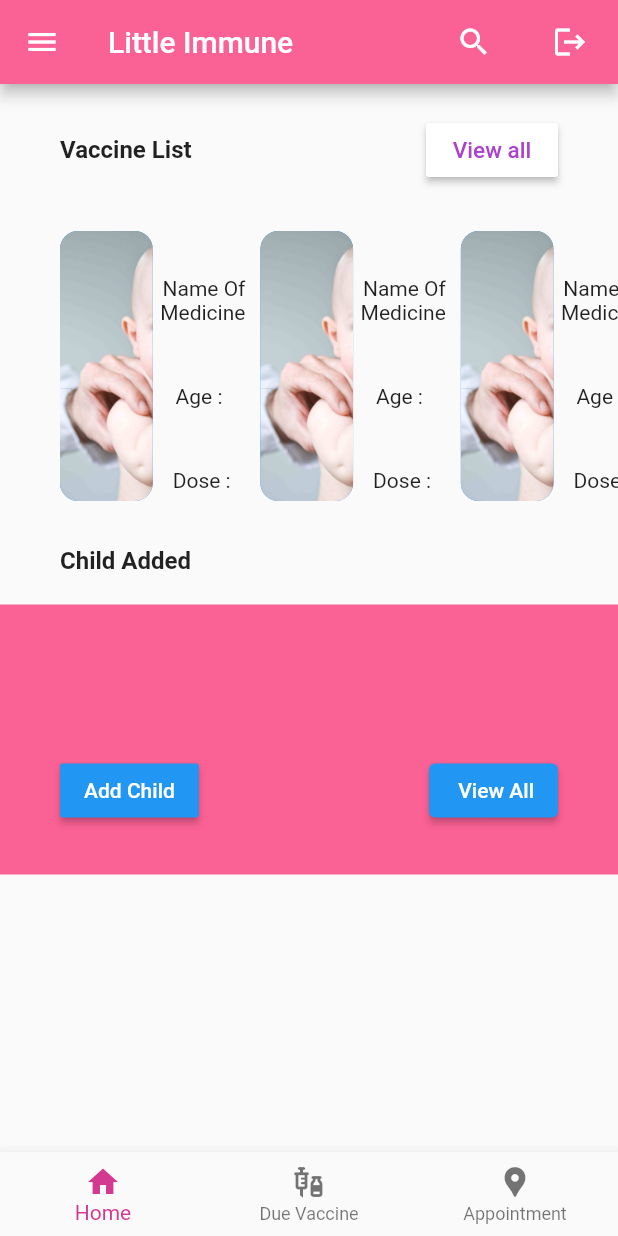
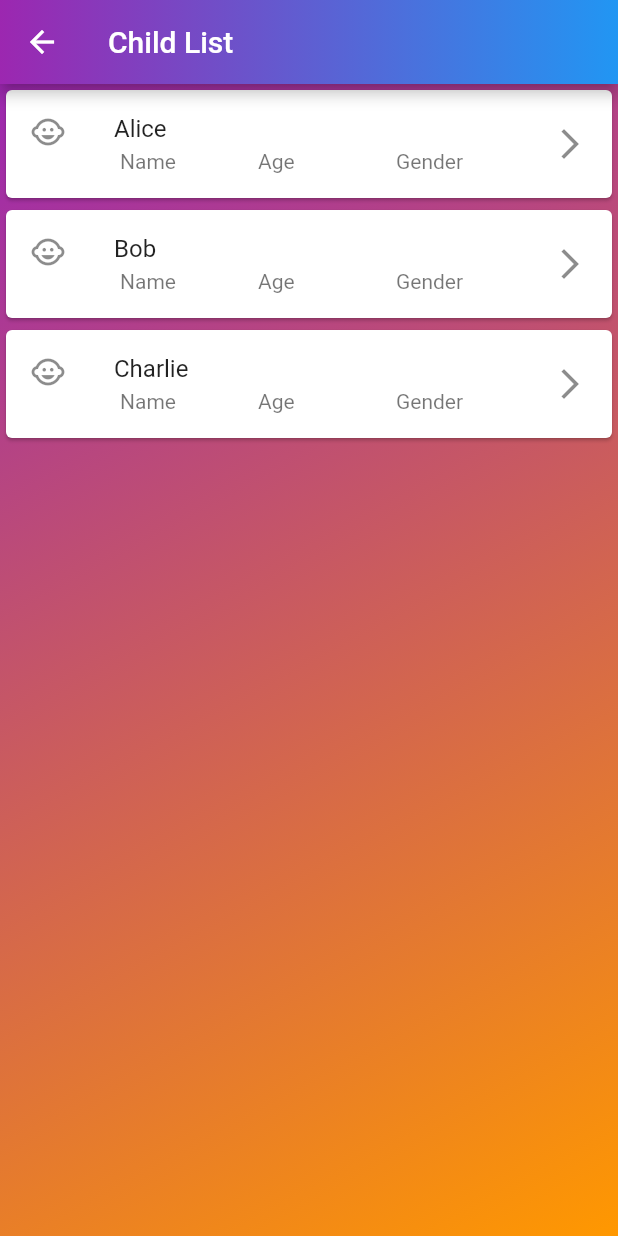
Before and after one commit to DiyaSingla/Little-Immune, a Flutter app: the Dashboard screen opened directly, in the side drawer, after a tap on "Child List", on a phone screen of 412 x 824 dp. Run offline on Flutter 3.47's test engine with Material 2 defaults, Android fonts, the phone set to English and light mode, and no system bars; our stand-ins replace cloud_firestore, date_field, firebase_auth, firebase_core; accounts and stored records are empty; network calls fail.

Commit message:
Added Child List

```diff
--- a/lib/dashboard.dart
+++ b/lib/dashboard.dart
@@ -5,6 +5,9 @@ import 'package:little_immune/signin.dart';
 import 'package:little_immune/util/apointment.dart';
 import 'package:little_immune/util/due_vaccine_list.dart';
 import 'package:little_immune/util/faq.dart';
+import 'package:little_immune/util/vaccine_taken_list.dart';
+import 'package:little_immune/util/child_list.dart';
+import 'Screen/childAdded.dart';
 
 class Dashboard extends StatefulWidget {
   @override
@@ -114,6 +117,10 @@ class _dashboardState extends State<Dashboard> {
                     title: Text('Child List'),
                     onTap: () {
                       Navigator.pop(context);
+                      Navigator.push(
+                        context,
+                        MaterialPageRoute(builder: (context) => ChildListPage()),
+                      );
                       // Navigate to home screen
                     },
                   ),
--- /dev/null
+++ b/lib/util/child_list.dart
@@ -0,0 +1,228 @@
+import 'dart:ui';
+
+import 'package:flutter/material.dart';
+import 'package:little_immune/dashboard.dart';
+
+class ChildListPage extends StatefulWidget {
+  @override
+  _ChildListPageState createState() => _ChildListPageState();
+}
+
+class _ChildListPageState extends State<ChildListPage> {
+  final List<String> childNames = ['Alice', 'Bob', 'Charlie'];
+
+
+  @override
+  Widget build(BuildContext context) {
+    return Scaffold(
+      appBar: AppBar(
+          title: Text('Child List'),
+          leading: IconButton(
+              onPressed: () => Navigator.pushReplacement(context,
+                  MaterialPageRoute(builder: (context) => Dashboard())),
+              icon: Icon(Icons.arrow_back)),
+          flexibleSpace: Container(
+            decoration: BoxDecoration(
+                gradient: LinearGradient(
+                    begin: Alignment.centerLeft,
+                    end: Alignment.centerRight,
+                    colors: <Color>[Colors.purple, Colors.blue])),
+          )),
+      body: Container(
+        decoration: const BoxDecoration(
+            gradient: LinearGradient(
+                begin: Alignment.topLeft,
+                end: Alignment.bottomRight,
+                colors: [Colors.purple, Colors.orange])),
+        child: ListView.builder(
+          itemCount: childNames.length,
+          itemBuilder: (BuildContext context, int index) {
+            final childName = childNames[index];
+            return Card(
+              child: ListTile(
+                leading: Icon(Icons.child_care),
+                title: Text(childName),
+                subtitle: Row(
+                  children: [
+                    Expanded(
+                      child: Padding(
+                        padding: const EdgeInsets.all(4.0),
+                        child: Text('Name'),
+                      ),
+                    ),
+                    Expanded(
+                      child: Padding(
+                        padding: const EdgeInsets.all(4.0),
+                        child: Text('Age'),
+                      ),
+                    ),
+                    Expanded(
+                      child: Padding(
+                        padding: const EdgeInsets.all(4.0),
+                        child: Text('Gender'),
+                      ),
+                    ),
+
+                  ],
+                ),
+                trailing: Icon(Icons.arrow_forward_ios),
+                onTap: () {
+                  Navigator.push(
+                    context,
+                    MaterialPageRoute(
+                      builder: (context) =>
+                          ChildVaccinationSchedulePage(childName: childName),
+                    ),
+                  );
+                },
+              ),
+            );
+          },
+        ),
+      ),
+    );
+  }
+}
+
+class ChildVaccinationSchedulePage extends StatelessWidget {
+  final String childName;
+    Map<String, dynamic> profile = {
+  'name': 'John Doe',
+  'email': 'johndoe@example.com',
+  'phone': '+1 (555) 123-4567',
+  'address': {
+    'street': '123 Main St',
+    'city': 'Anytown',
+    'state': 'CA',
+    'zip': '12345'
+  }
+};
+  ChildVaccinationSchedulePage({required this.childName});
+
+  @override
+  Widget build(BuildContext context) {
+    return Scaffold(
+      appBar: AppBar(
+        title: Text('Vaccination Schedule for $childName'),
+      ),
+
+      body:ListView.builder(
+  itemCount: profile.length,
+  itemBuilder: (context, index) {
+    String key = profile.keys.elementAt(index);
+    dynamic value = profile[key];
+    return Card(
+      elevation: 2.0,
+      shape: RoundedRectangleBorder(
+        borderRadius: BorderRadius.circular(10.0),
+      ),
+      child: Container(
+        decoration: BoxDecoration(
+          gradient: LinearGradient(
+            colors: [Color.fromARGB(255, 245, 185, 66), Color.fromARGB(255, 249, 144, 226)],
+            begin: Alignment.topLeft,
+            end: Alignment.bottomRight,
+          ),
+          borderRadius: BorderRadius.circular(10.0),
+        ),
+        child: Column(
+          children: [
+            ListTile(
+              title: Text(
+                key,
+                style: TextStyle(
+                  fontWeight: FontWeight.bold,
+                  color: Colors.white,
+                ),
+              ),
+              subtitle: Text(
+                value.toString(),
+                style: TextStyle(
+                  color: Colors.white,
+                ),
+              ),
+            ),
+            Divider(
+              thickness: 1.0,
+              color: Colors.white,
+            ),
+          ],
+        ),
+      ),
+    );
+  },
+),
+
+
+);
+
+
+}
+}
+
+// class _ChildListPageState extends State<ChildListPage> {
+//   final List<String> childNames = ['Alice', 'Bob', 'Charlie'];
+
+
+//   @override
+//   Widget build(BuildContext context) {
+//     return Scaffold(
+
+//       body: Container(
+//         width: MediaQuery.of(context).size.width,
+//         height: MediaQuery.of(context).size.height,
+//         decoration: const BoxDecoration(
+//           gradient: LinearGradient(
+//             colors: [
+//               Color.fromARGB(255, 18, 185, 222),
+//               Color.fromARGB(255, 207, 132, 238),
+//               Color.fromARGB(255, 171, 248, 194),
+//             ],
+//             begin: Alignment.topLeft,
+//             end: Alignment.bottomRight,
+//           ),
+//         ),
+//         child: Padding(
+//           padding: const EdgeInsets.all(12.0),
+//           child: Column(
+//             children: [
+//               Container(
+//                 child: SizedBox(
+//                   height: 150,
+//                   child: Row(
+//                     children: [
+//                       Expanded(
+//                         flex: 1,
+//                         child: Container(
+//                           decoration: BoxDecoration(
+//                           borderRadius: BorderRadius.circular(12),
+//                           color: Colors.blue,
+//                           image: const DecorationImage(
+//                             fit: BoxFit.cover,
+//                             image: AssetImage('images/child_vaccine.jpg'),
+//                           )),
+//                         ),
+//                       ),
+//                       Expanded(
+//                         flex: 5,
+//                         child: Container(
+//                           color: Colors.white,
+//                           child: Center(child: Text('Right compartment')),
+//                         ),
+//                       ),
+//                     ],
+//                   ),
+//                 ),
+//               ),
+//               Expanded(
+//                 child: Container(
+//                     // Other content here
+//                     ),
+//               ),
+//             ],
+//           ),
+//         ),
+//       ),
+//     );
+//   }
+// }
--- a/pubspec.yaml
+++ b/pubspec.yaml
@@ -68,6 +68,7 @@ flutter:
   assets:
     - images/logo.jpg
     - images/child_vaccine.jpg
+
   #   - images/a_dot_ham.jpeg
 
   # An image asset can refer to one or more resolution-specific "variants", see
```
